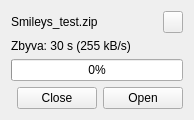
xmpp-graveyard/jabbim, file widgets/events/ftwidget.ui: the form before one commit.
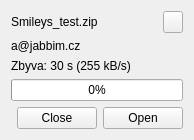
The form after the commit.

```diff
--- a/widgets/events/ftwidget.ui
+++ b/widgets/events/ftwidget.ui
@@ -20,6 +20,13 @@
      </property>
     </widget>
    </item>
+   <item row="1" column="0" colspan="4" >
+    <widget class="QLabel" name="jid" >
+     <property name="text" >
+      <string>a@jabbim.cz</string>
+     </property>
+    </widget>
+   </item>
    <item row="0" column="3" >
     <widget class="QPushButton" name="closeButton" >
      <property name="maximumSize" >
@@ -33,7 +40,7 @@
      </property>
     </widget>
    </item>
-   <item row="1" column="0" colspan="4" >
+   <item row="2" column="0" colspan="4" >
     <widget class="QLabel" name="transferInfo" >
      <property name="text" >
       <string>Zbyva: 30 s (255 kB/s)</string>
@@ -43,14 +50,14 @@
      </property>
     </widget>
    </item>
-   <item row="2" column="0" colspan="4" >
+   <item row="3" column="0" colspan="4" >
     <widget class="QProgressBar" name="progressBar" >
      <property name="value" >
       <number>0</number>
      </property>
     </widget>
    </item>
-   <item row="3" column="0" >
+   <item row="4" column="0" >
     <spacer name="horizontalSpacer" >
      <property name="orientation" >
       <enum>Qt::Horizontal</enum>
@@ -63,14 +70,14 @@
      </property>
     </spacer>
    </item>
-   <item row="3" column="1" >
+   <item row="4" column="1" >
     <widget class="QPushButton" name="reject" >
      <property name="text" >
       <string>Close</string>
      </property>
     </widget>
    </item>
-   <item row="3" column="2" colspan="2" >
+   <item row="4" column="2" colspan="2" >
     <widget class="QPushButton" name="accept" >
      <property name="text" >
       <string>Open</string>
```
